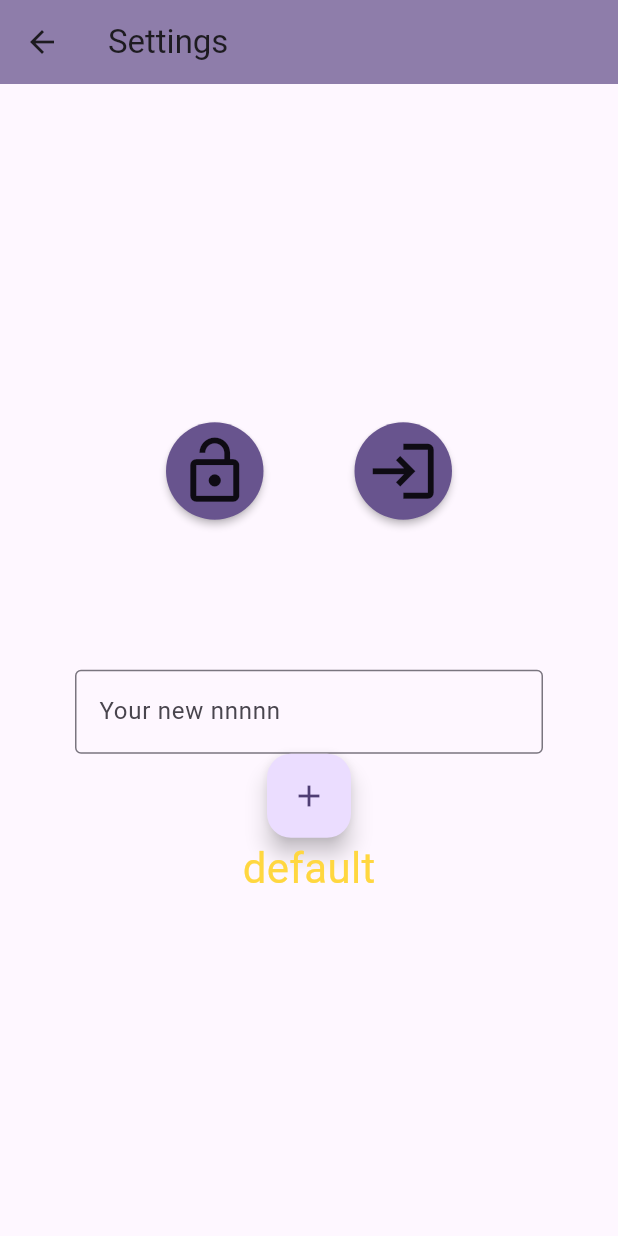
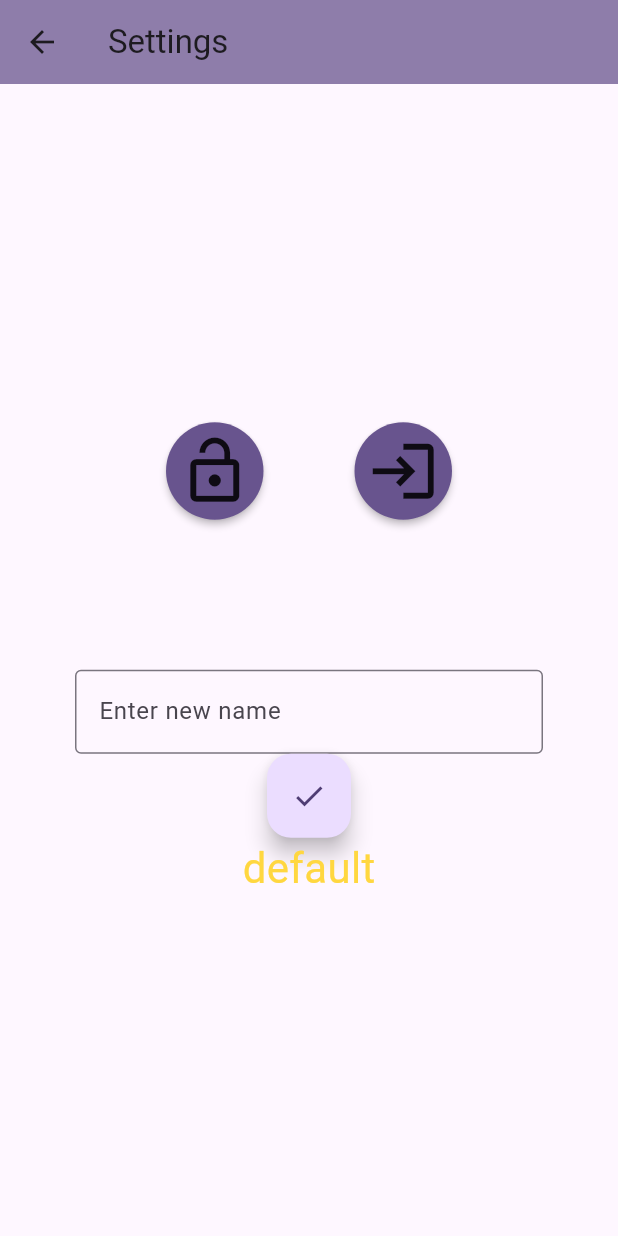
Before and after one commit to Leszek02/ucccc, a Flutter app: the SettingsPage screen opened directly, after a tap on the "lock open" icon, on a phone screen of 412 x 824 dp. Run offline on Flutter 3.47's test engine with Material 3 defaults, Android fonts, the phone set to English and light mode, and no system bars; our stand-ins replace firebase_core, firebase_crashlytics; accounts and stored records are empty.

Commit message:
quick win

```diff
--- a/lib/ui/pages/character/character_editor.dart
+++ b/lib/ui/pages/character/character_editor.dart
@@ -1,4 +1,5 @@
 import 'package:flutter/material.dart';
+import 'package:ucccc/ui/widgets/circle_button.dart';
 
 class CharacterEditor extends StatelessWidget {
   const CharacterEditor({super.key});
@@ -9,11 +10,10 @@ class CharacterEditor extends StatelessWidget {
           backgroundColor: Theme.of(context).colorScheme.primary.withOpacity(0.75),
           title: const Text('Character Editor'),
         ),
-        body: const Center(
+        body:  Center(
           child: Column(
             mainAxisAlignment: MainAxisAlignment.center,
             children: [
-              Text('This is the character editor. Duh'),
             ],
           ),
         ),
--- a/lib/ui/pages/settings/settings_page.dart
+++ b/lib/ui/pages/settings/settings_page.dart
@@ -1,6 +1,7 @@
 import 'package:flutter/cupertino.dart';
 import 'package:flutter/material.dart';
 import 'package:ucccc/ui/widgets/circle_button.dart';
+import 'package:ucccc/util/utility.dart';
 
 class SettingsPage extends StatefulWidget {
   const SettingsPage({super.key});
@@ -23,20 +24,20 @@ class _SettingsPageState extends State<SettingsPage> {
           child: Column(
             mainAxisAlignment: MainAxisAlignment.center,
             children: [
-              Padding(
-                padding: const EdgeInsets.all(50),
+              const Padding(
+                padding: EdgeInsets.all(50),
                 child: Row(
                   mainAxisAlignment: MainAxisAlignment.spaceEvenly,
                   children: [
                     CircleButton(
                       size: 65,
                       icon: Icons.lock_open,
-                      onPressed: () {},
+                      onPressed: noop,
                     ),
                     CircleButton(
                       size: 65,
                       icon: Icons.login_outlined,
-                      onPressed: () {},
+                      onPressed: noop,
                     ),
                   ],
                 ),
@@ -51,14 +52,12 @@ class _SettingsPageState extends State<SettingsPage> {
                       onChanged: (newName) => _displayedName = newName,
                       decoration: const InputDecoration(
                         border: OutlineInputBorder(),
-                          labelText: "Your new nnnnn",
+                        labelText: "Enter new name",
                       ),
                     ),
                     FloatingActionButton(
-                        onPressed: () => setState(() {}),
-                        child: const Icon(
-                          Icons.add,
-                        ),
+                      onPressed: () => setState(noop),
+                      child: const Icon(Icons.check),
                     ),
                     Text(
                       _displayedName,
@@ -68,7 +67,8 @@ class _SettingsPageState extends State<SettingsPage> {
                       ),
                     )
                   ],
-                  ))
+                ),
+              )
             ],
           ),
         ),
--- /dev/null
+++ b/lib/util/utility.dart
@@ -0,0 +1 @@
+void noop() {}
```
Lines whose indentation alone changed are shown as unchanged.
